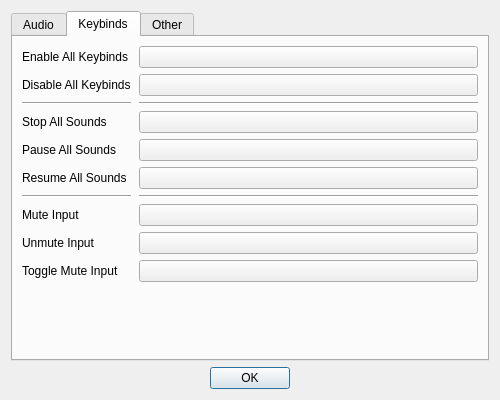
Before: the Qt Designer form src/Dialog/dialogsettings.ui in defaultsamson/Soundboard, drawn with Qt 5.
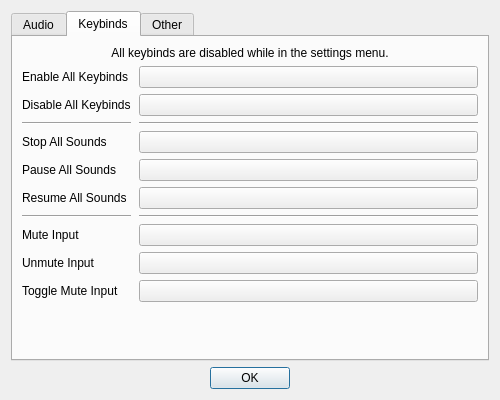
After: the same form once the commit is applied. The open tabs and pages were chosen to show the change. Icons and pictures are not drawn. Custom widgets are drawn as their Qt base class.

Patch:
```diff
--- a/src/Dialog/dialogsettings.ui
+++ b/src/Dialog/dialogsettings.ui
@@ -880,6 +880,16 @@
        <string>Keybinds</string>
       </attribute>
       <layout class="QVBoxLayout" name="verticalLayout_4">
+       <item>
+        <widget class="QLabel" name="label_18">
+         <property name="text">
+          <string>All keybinds are disabled while in the settings menu.</string>
+         </property>
+         <property name="alignment">
+          <set>Qt::AlignCenter</set>
+         </property>
+        </widget>
+       </item>
        <item>
         <layout class="QHBoxLayout" name="horizontalLayout_6">
          <item>
```
Left out of the diff: 2 changed lines with no effect on the pictures.
